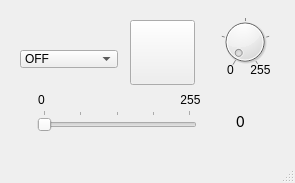
Qt form lampeDimmer_GUI/mainwindow.ui (thomelect/lampeDimmer) before a commit.
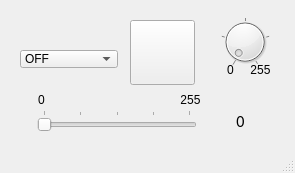
The same form after that commit.

Commit message: + Ajout d'un booléen qui permet d'empêcher le gui d'envoyer une nouvelle valeur lorsqu'il en recoit une nouvelle. + La gestion des slider et de l'affichage des valeurs se fait dans la fontion boutonManage. + La fonction sendSerialData() est utilisée pour l'envoie de toute les commandes. + La valeur dans la status bar est affichée en pourcentage.

Patch:
```diff
--- a/lampeDimmer_GUI/mainwindow.ui
+++ b/lampeDimmer_GUI/mainwindow.ui
@@ -10,7 +10,7 @@
     <x>0</x>
     <y>0</y>
     <width>295</width>
-    <height>183</height>
+    <height>173</height>
    </rect>
   </property>
   <property name="maximumSize">
```
The commit also changes 5 other files.
